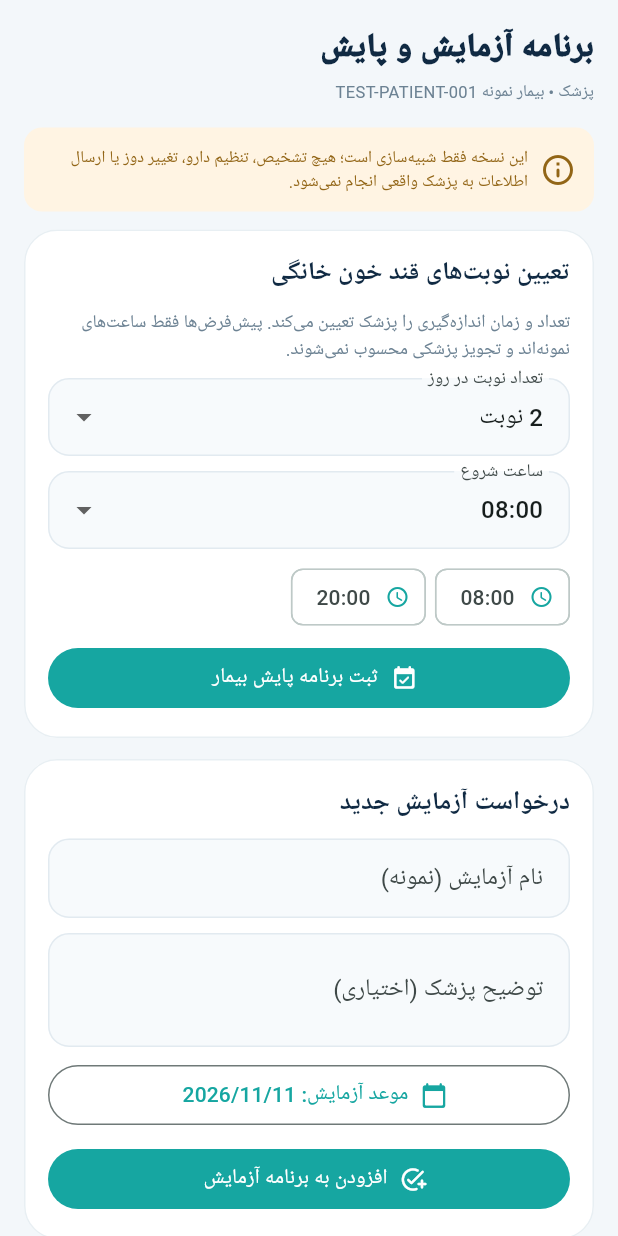
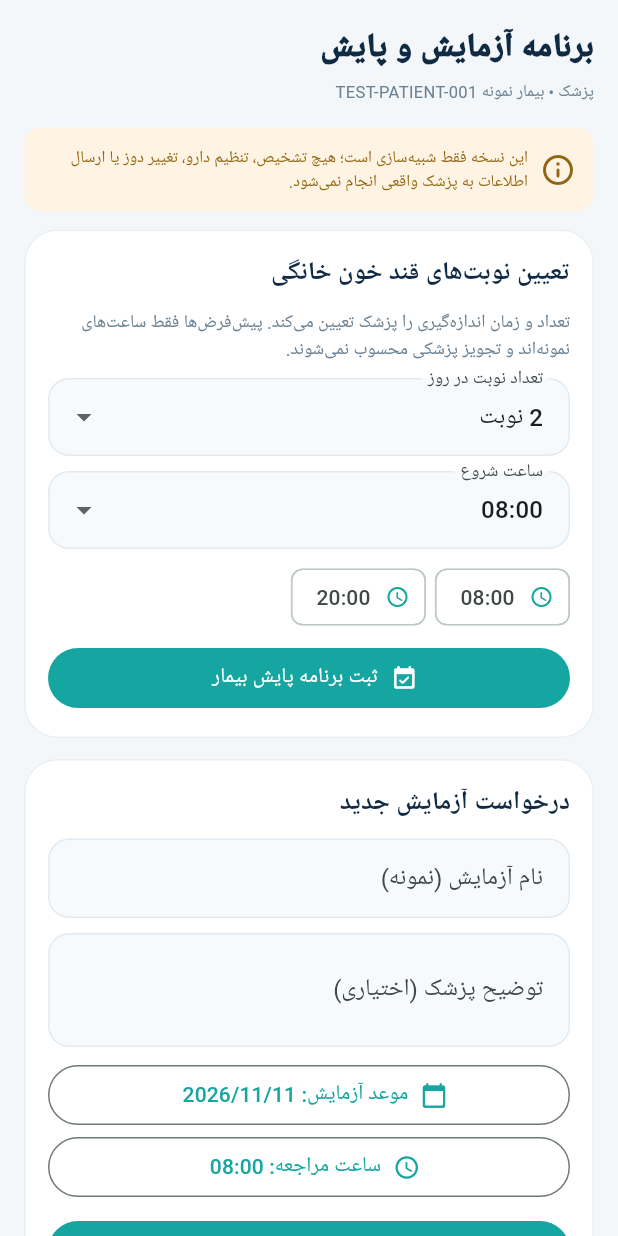
Before and after one commit to lyingtiger88/RxBridge, a Flutter app: the CareTrackingPage widget shown alone on an empty page, opened directly, on a phone screen of 412 x 824 dp. Run offline on Flutter 3.47's test engine with Material 3 defaults, Android fonts, the phone set to English and light mode, and no system bars; our stand-ins replace flutter_local_notifications, flutter_timezone, timezone.

Commit message:
feat(care): allow doctor to schedule lab test dates and times

```diff
--- a/apps/mobile/lib/care_pages.dart
+++ b/apps/mobile/lib/care_pages.dart
@@ -20,6 +20,7 @@ class _CareTrackingPageState extends State<CareTrackingPage> {
   final testInput = TextEditingController();
   final noteInput = TextEditingController();
   DateTime dueAt = DateTime.now().add(const Duration(days: 7));
+  TimeOfDay labDueTime = const TimeOfDay(hour: 8, minute: 0);
   String glucoseContext = 'پیش از غذا';
   int frequency = 2;
   int startHour = 8;
@@ -112,10 +113,15 @@ class _CareTrackingPageState extends State<CareTrackingPage> {
       if(selected != null) setState(() => dueAt=selected);
     }, icon:const Icon(Icons.calendar_today_rounded),
       label:Text('موعد آزمایش: ${dueAt.year}/${dueAt.month}/${dueAt.day}')),
+    OutlinedButton.icon(onPressed: () async {
+      final selected = await showTimePicker(context:context, initialTime:labDueTime);
+      if(selected != null) setState(() => labDueTime=selected);
+    }, icon:const Icon(Icons.access_time_rounded),label:Text('ساعت مراجعه: ${clockLabel(labDueTime)}')),
     const SizedBox(height: 8),
     FilledButton.icon(onPressed: () {
       try {
-        store.addOrder(testInput.text,dueAt,noteInput.text);
+        final dueDateTime=DateTime(dueAt.year,dueAt.month,dueAt.day,labDueTime.hour,labDueTime.minute);
+        store.addOrder(testInput.text,dueDateTime,noteInput.text);
         testInput.clear();noteInput.clear();
         notice('درخواست آزمایش برای بیمار نمونه ثبت شد.');
       } catch (_) {notice('نام یا تاریخ آزمایش معتبر نیست.');}
@@ -175,7 +181,7 @@ class _CareTrackingPageState extends State<CareTrackingPage> {
       ListTile(contentPadding:EdgeInsets.zero,
         leading:Icon(order.completed?Icons.fact_check_outlined:Icons.pending_actions_rounded,color:order.completed?_teal:_navy),
         title:Text(order.testName,style:const TextStyle(fontWeight:FontWeight.w700,fontSize:13)),
-        subtitle:Text(order.completed?'گزارش: ${order.result} ${order.units??''}\nیادداشت آزمایشگاه: ${order.laboratoryNote??'—'}':'موعد: ${order.dueAt.year}/${order.dueAt.month}/${order.dueAt.day}\n${order.clinicianNote}',style:const TextStyle(fontSize:11)),
+        subtitle:Text(order.completed?'گزارش: ${order.result} ${order.units??''}\nیادداشت آزمایشگاه: ${order.laboratoryNote??'—'}':'موعد: ${order.dueAt.year}/${order.dueAt.month}/${order.dueAt.day} ساعت ${order.dueAt.hour.toString().padLeft(2,'0')}:${order.dueAt.minute.toString().padLeft(2,'0')}\n${order.clinicianNote}',style:const TextStyle(fontSize:11)),
         isThreeLine: true,
       ),
       const Divider(height:5),
```
